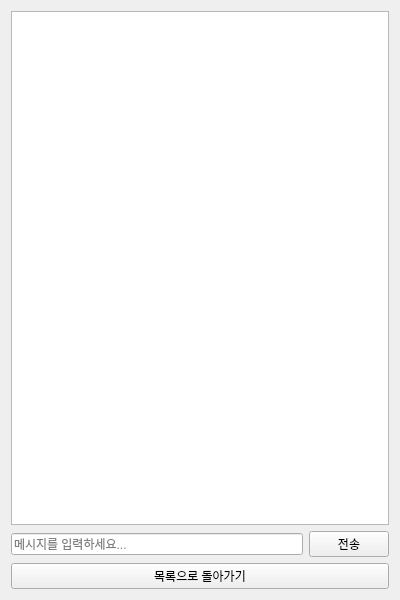
Above: chatroomui.ui from didwnsgur999/Trpg_Table before the change. Below: the same form after it.
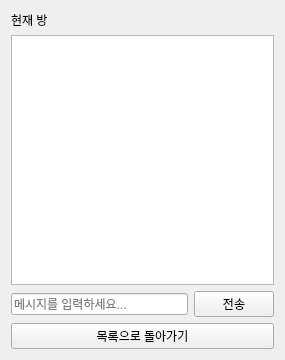
That is the form after the change.

```diff
--- a/chatroomui.ui
+++ b/chatroomui.ui
@@ -6,14 +6,21 @@
    <rect>
     <x>0</x>
     <y>0</y>
-    <width>400</width>
-    <height>600</height>
+    <width>285</width>
+    <height>360</height>
    </rect>
   </property>
   <property name="windowTitle">
    <string>Chat Room</string>
   </property>
   <layout class="QVBoxLayout" name="verticalLayout">
+   <item>
+    <widget class="QLabel" name="currentRoomNameLabel">
+     <property name="text">
+      <string>현재 방</string>
+     </property>
+    </widget>
+   </item>
    <item>
     <widget class="QTextEdit" name="chatTextEdit">
      <property name="readOnly">
```
